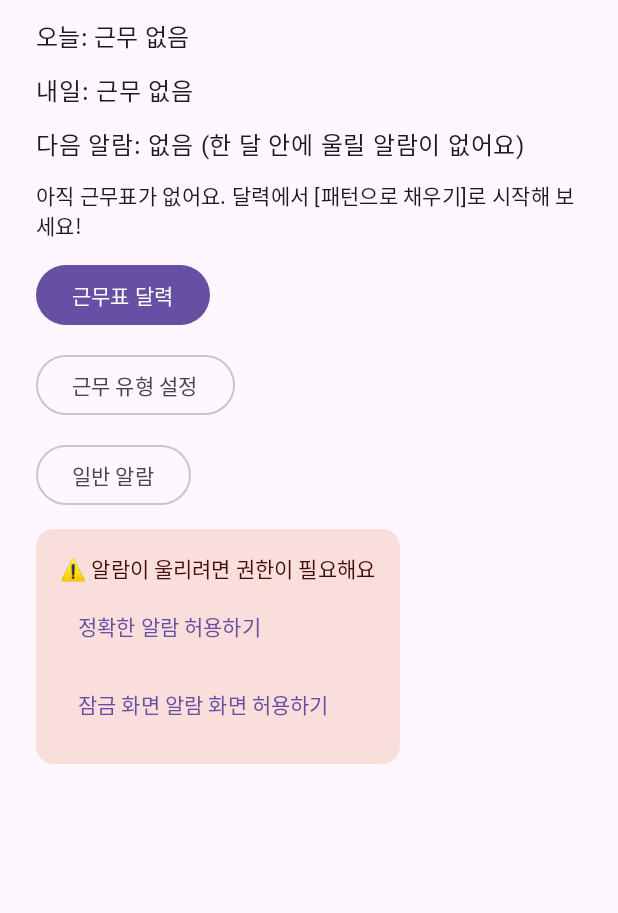
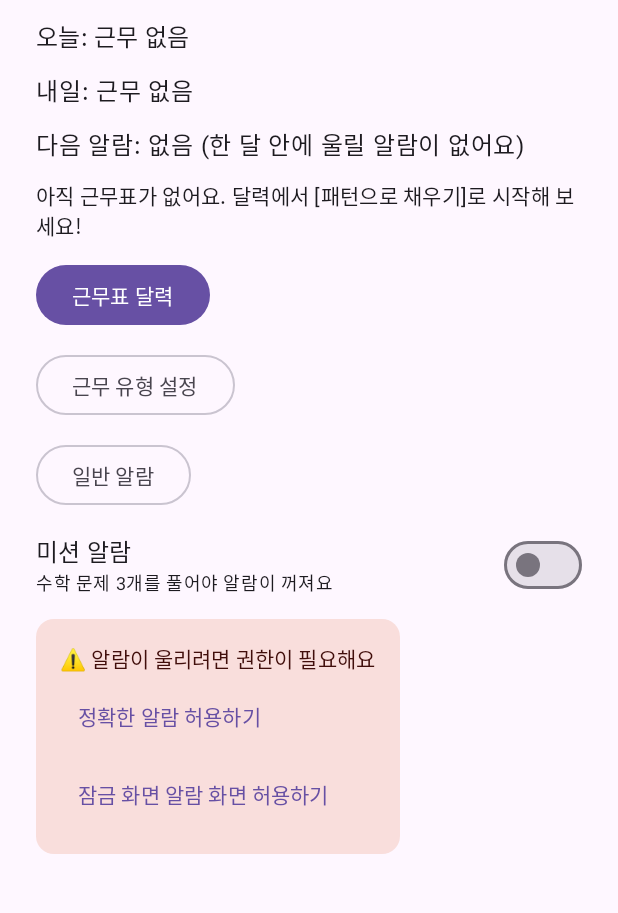
Before and after one commit to csw94/AIram, an Android app built with Jetpack Compose: the screen it shows after launch (MainActivity), on a phone screen of 412 x 824 dp, the part 98-1011 px from its top. Run offline under Robolectric (Android 15) with nearby library versions, the phone set to English and light mode, and no system bars; our stand-ins replace Room's generated code.

Commit message:
A1 미션 알람 (수학 문제 3개를 풀어야 꺼짐)
Co-Authored-By: Claude Opus 5.5 <noreply@anthropic.com>

```diff
--- /dev/null
+++ b/app/src/main/kotlin/com/wakeuphero/app/AppSettings.kt
@@ -0,0 +1,18 @@
+package com.wakeuphero.app
+
+import android.content.Context
+
+// 앱 설정 (값 몇 개뿐이라 Room 대신 SharedPreferences: 키-값 저장소)
+// 알람 화면·알림처럼 앱이 꺼져 있다가 깨어나는 곳에서도 바로 읽을 수 있다
+object AppSettings {
+    private const val FILE = "settings"
+    private const val KEY_MATH_MISSION = "math_mission"
+
+    private fun prefs(context: Context) = context.getSharedPreferences(FILE, Context.MODE_PRIVATE)
+
+    // 미션 알람(A1): 켜면 수학 문제를 다 풀어야 알람이 꺼진다 (기본: 꺼짐)
+    fun isMathMission(context: Context): Boolean = prefs(context).getBoolean(KEY_MATH_MISSION, false)
+
+    fun setMathMission(context: Context, enabled: Boolean) =
+        prefs(context).edit().putBoolean(KEY_MATH_MISSION, enabled).apply()
+}
--- a/app/src/main/kotlin/com/wakeuphero/app/HomeScreen.kt
+++ b/app/src/main/kotlin/com/wakeuphero/app/HomeScreen.kt
@@ -2,12 +2,15 @@ package com.wakeuphero.app
 
 import androidx.compose.foundation.layout.Arrangement
 import androidx.compose.foundation.layout.Column
+import androidx.compose.foundation.layout.Row
 import androidx.compose.foundation.layout.padding
 import androidx.compose.material3.Button
 import androidx.compose.material3.MaterialTheme
 import androidx.compose.material3.OutlinedButton
+import androidx.compose.material3.Switch
 import androidx.compose.material3.Text
 import androidx.compose.runtime.Composable
+import androidx.compose.ui.Alignment
 import androidx.compose.ui.Modifier
 import androidx.compose.ui.tooling.preview.Preview
 import androidx.compose.ui.unit.dp
@@ -34,6 +37,8 @@ fun HomeScreen(
     onOpenCalendar: () -> Unit,
     onOpenSettings: () -> Unit = {},
     onOpenGeneralAlarms: () -> Unit = {},
+    mathMission: Boolean = false,
+    onMathMissionChange: (Boolean) -> Unit = {},
     showAlarmStatus: Boolean = true // 미리보기(Preview)에서는 끄기
 ) {
     // 지금부터 내일 23:59까지 울릴 알람 (근무 + 일반, 시각순). 모레 00:00은 "내일"이 아니므로 제외
@@ -59,6 +64,13 @@ fun HomeScreen(
         Button(onClick = onOpenCalendar) { Text("근무표 달력") }
         OutlinedButton(onClick = onOpenSettings) { Text("근무 유형 설정") }
         OutlinedButton(onClick = onOpenGeneralAlarms) { Text("일반 알람") }
+        Row(verticalAlignment = Alignment.CenterVertically) {
+            Column(modifier = Modifier.weight(1f)) {
+                Text("미션 알람", style = MaterialTheme.typography.titleMedium)
+                Text("수학 문제 3개를 풀어야 알람이 꺼져요", style = MaterialTheme.typography.bodySmall)
+            }
+            Switch(checked = mathMission, onCheckedChange = onMathMissionChange)
+        }
         if (showAlarmStatus) AlarmPermissionSection()
     }
 }
--- a/app/src/main/kotlin/com/wakeuphero/app/MainActivity.kt
+++ b/app/src/main/kotlin/com/wakeuphero/app/MainActivity.kt
@@ -12,9 +12,11 @@ import androidx.compose.runtime.Composable
 import androidx.compose.runtime.collectAsState
 import androidx.compose.runtime.getValue
 import androidx.compose.runtime.mutableStateOf
+import androidx.compose.runtime.remember
 import androidx.compose.runtime.saveable.rememberSaveable
 import androidx.compose.runtime.setValue
 import androidx.compose.ui.Modifier
+import androidx.compose.ui.platform.LocalContext
 import androidx.lifecycle.viewmodel.compose.viewModel
 import java.time.LocalDateTime
 
@@ -44,6 +46,8 @@ fun App(vm: ScheduleViewModel = viewModel(factory = ScheduleViewModel.Factory))
     val shiftTypes by vm.shiftTypes.collectAsState()
     val alarmRules by vm.alarmRules.collectAsState()
     val generalAlarms by vm.generalAlarms.collectAsState()
+    val context = LocalContext.current
+    var mathMission by remember { mutableStateOf(AppSettings.isMathMission(context)) }
 
     when (screen) {
         Screen.HOME -> HomeScreen(
@@ -54,7 +58,9 @@ fun App(vm: ScheduleViewModel = viewModel(factory = ScheduleViewModel.Factory))
             now = LocalDateTime.now(),
             onOpenCalendar = { screen = Screen.CALENDAR },
             onOpenSettings = { screen = Screen.SHIFT_LIST },
-            onOpenGeneralAlarms = { screen = Screen.GENERAL_LIST }
+            onOpenGeneralAlarms = { screen = Screen.GENERAL_LIST },
+            mathMission = mathMission,
+            onMathMissionChange = { mathMission = it; AppSettings.setMathMission(context, it) }
         )
 
         Screen.CALENDAR -> {
--- a/app/src/main/kotlin/com/wakeuphero/app/alarm/AlarmNotifications.kt
+++ b/app/src/main/kotlin/com/wakeuphero/app/alarm/AlarmNotifications.kt
@@ -6,6 +6,7 @@ import android.app.NotificationManager
 import android.app.PendingIntent
 import android.content.Context
 import android.content.Intent
+import com.wakeuphero.app.AppSettings
 
 // 알람 알림: 잠금 화면이면 알람 화면(AlarmActivity)을 바로 띄운다
 // 소리·진동은 AlarmService가 직접 울리므로 이 알림 자체는 조용하다
@@ -47,7 +48,10 @@ object AlarmNotifications {
             .setFullScreenIntent(openAlarm, true)
             .setContentIntent(openAlarm)
             .setOngoing(true) // 밀어서 지울 수 없음 → 알람 화면에서 끄기
-            .addAction(action(context, "끄기", AlarmReceiver.ACTION_DISMISS, title, text, 2))
+            .apply {
+                // 미션 알람이면 [끄기] 버튼을 빼서 문제를 건너뛰지 못하게 (알림을 누르면 알람 화면에서 풀기)
+                if (!AppSettings.isMathMission(context)) addAction(action(context, "끄기", AlarmReceiver.ACTION_DISMISS, title, text, 2))
+            }
             .addAction(action(context, "${AlarmActivity.SNOOZE_MINUTES}분 뒤", AlarmReceiver.ACTION_SNOOZE, title, text, 3))
             .build()
     }
--- a/app/src/main/kotlin/com/wakeuphero/app/alarm/AlarmReceiver.kt
+++ b/app/src/main/kotlin/com/wakeuphero/app/alarm/AlarmReceiver.kt
@@ -3,6 +3,7 @@ package com.wakeuphero.app.alarm
 import android.content.BroadcastReceiver
 import android.content.Context
 import android.content.Intent
+import com.wakeuphero.app.AppSettings
 import kotlinx.coroutines.CoroutineScope
 import kotlinx.coroutines.Dispatchers
 import kotlinx.coroutines.launch
@@ -18,7 +19,8 @@ class AlarmReceiver : BroadcastReceiver() {
                 AlarmService.start(context, title, text)
                 rescheduleAsync(context)
             }
-            ACTION_DISMISS -> AlarmService.stop(context)
+            // 미션 알람이면 예전 알림의 [끄기]가 눌려도 무시 (알람 화면에서 문제를 풀어야 꺼짐)
+            ACTION_DISMISS -> if (!AppSettings.isMathMission(context)) AlarmService.stop(context)
             ACTION_SNOOZE -> {
                 AlarmScheduler.snooze(context, AlarmActivity.SNOOZE_MINUTES, title, text.removePrefix("다시 알림 · "))
                 AlarmService.stop(context)
```
Also changed, not shown: app/src/main/kotlin/com/wakeuphero/app/alarm/AlarmActivity.kt (+23 -6 lines), app/src/main/kotlin/com/wakeuphero/app/alarm/MathMissionSection.kt (added, +69 -0 lines), core/src/main/kotlin/com/wakeuphero/core/MathMission.kt (added, +30 -0 lines), 2 other files.
